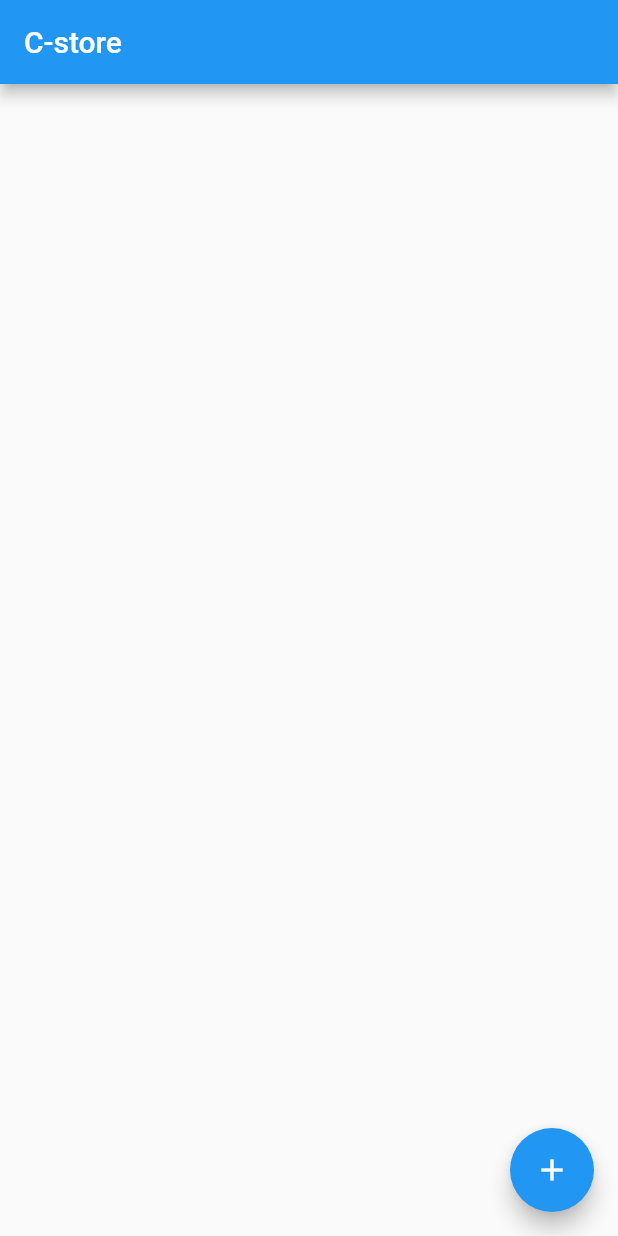
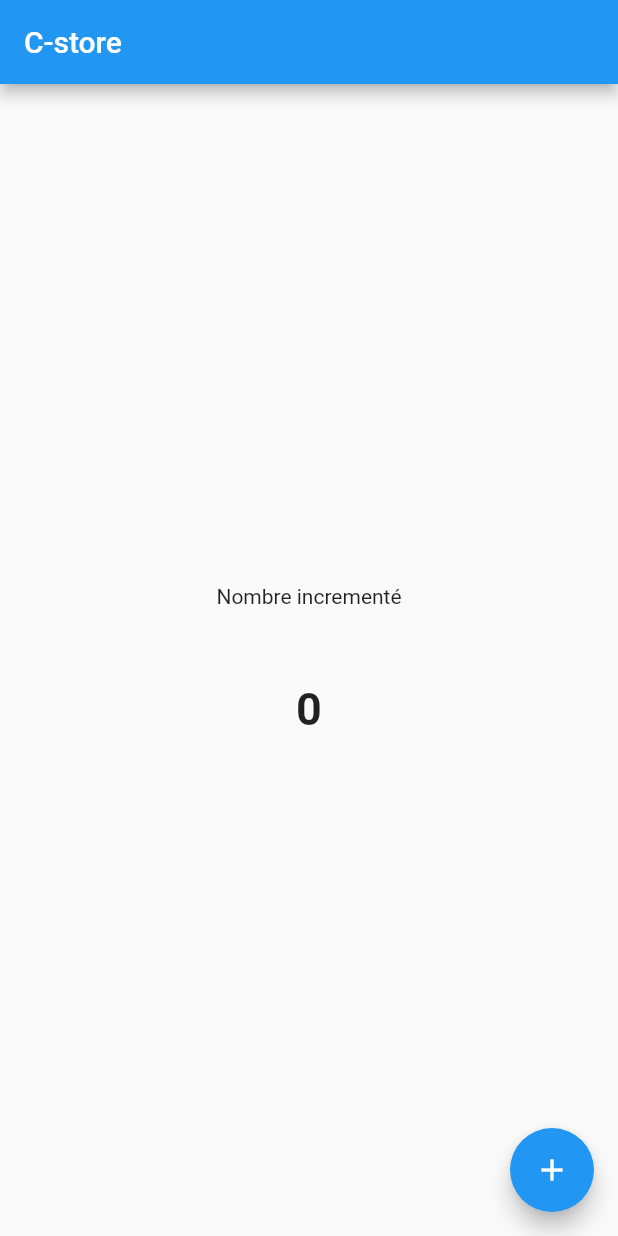
Before and after one commit to black12ben/flutterEcommerce, a Flutter app: the screen it shows after launch, on a phone screen of 412 x 824 dp. Run offline on Flutter 3.47's test engine with Material 2 defaults, Android fonts, the phone set to English and light mode, and no system bars.

Commit message:
second change

```diff
--- a/lib/second_widget.dart
+++ b/lib/second_widget.dart
@@ -7,6 +7,7 @@ class SecondWidget extends StatefulWidget {
 }
 
 class _SecondWidgetState extends State<SecondWidget> {
+  int incremente = 0;
   @override
   Widget build(BuildContext context) {
     return Scaffold(
@@ -17,6 +18,22 @@ class _SecondWidgetState extends State<SecondWidget> {
       appBar: AppBar(
         title: const Text("C-store"),
       ),
+      body: Center(
+        child: Column(
+          crossAxisAlignment: CrossAxisAlignment.center,
+          mainAxisAlignment: MainAxisAlignment.center,
+          children: [
+            const Text("Nombre incrementé"),
+            const SizedBox(
+              height: 50,
+            ),
+            Text(
+              "$incremente",
+              style: const TextStyle(fontSize: 30, fontWeight: FontWeight.bold),
+            )
+          ],
+        ),
+      ),
     );
   }
 }
```
